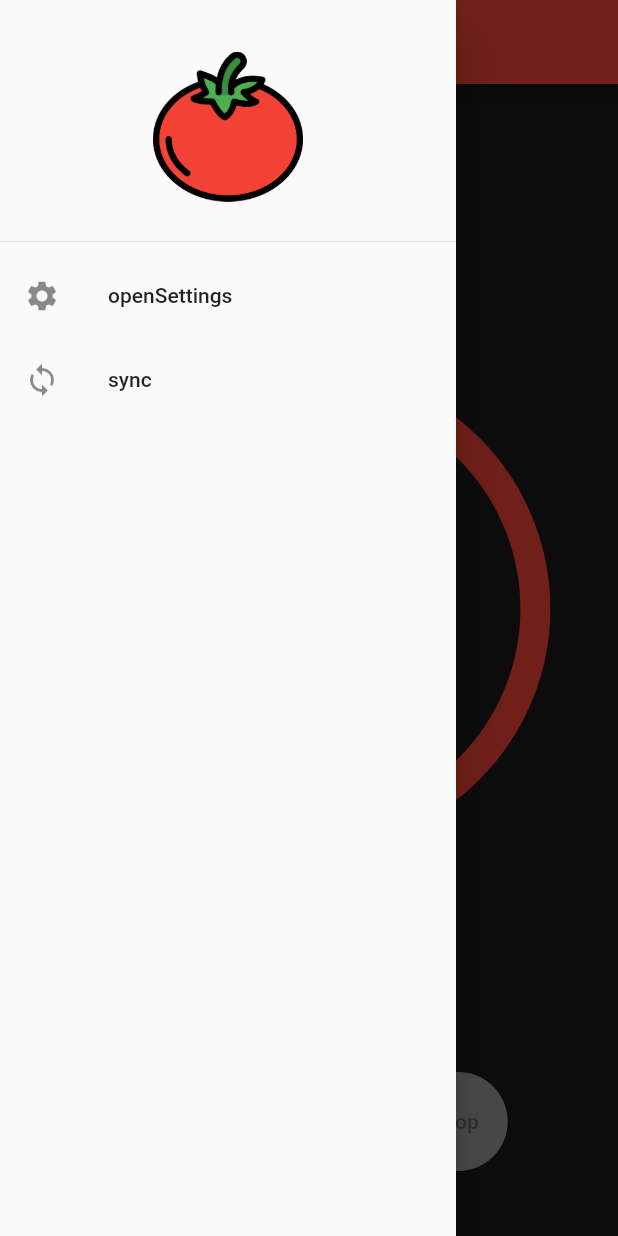
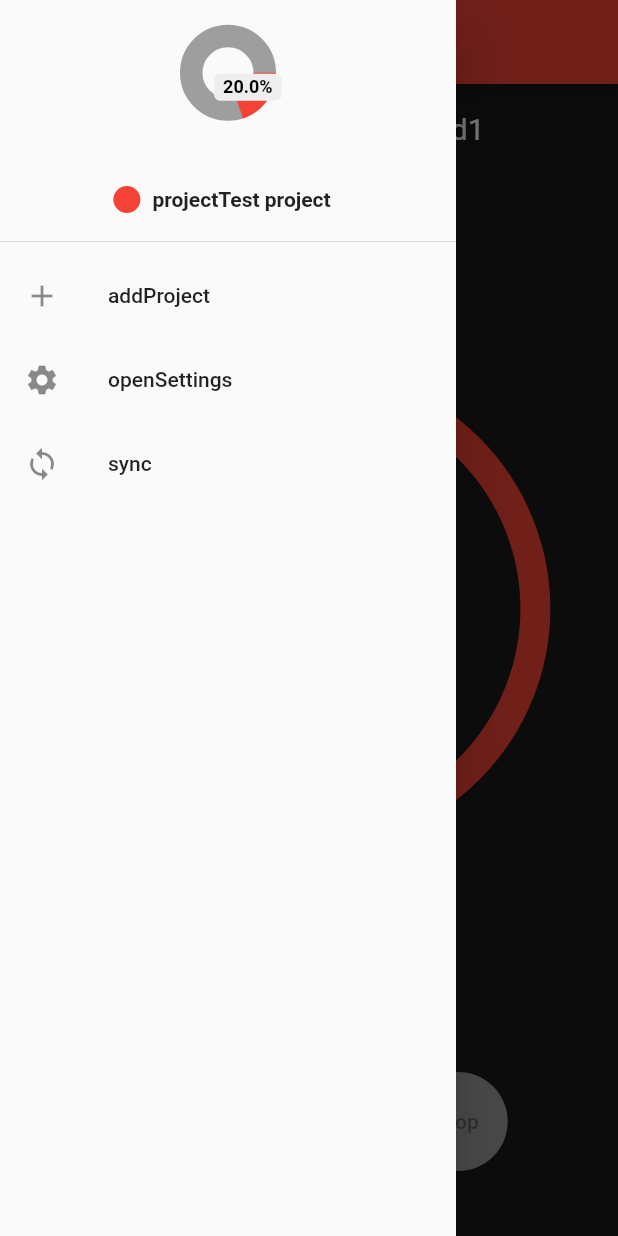
Before and after one commit to jelazi/pomodoro-countdown, a Flutter app: the screen it shows after launch, with the side drawer open, on a phone screen of 412 x 824 dp. Run offline on Flutter 3.47's test engine with Material 2 defaults, Android fonts, the phone set to English and light mode, and no system bars; drawn by our look-alikes of pie_chart; our stand-ins replace assets_audio_player, get, get_storage, logger, settings_ui; missing offline and left inert: pausable_timer.

Commit message:
WIP: add project in drawer

```diff
--- a/TODO.txt
+++ b/TODO.txt
@@ -2,5 +2,5 @@ TODO: notification in background - solution: https://stackoverflow.com/questions
 
 TODO: login
 TODO: setting turn of sounds
-TODO: change sounds
+TODO: custom sounds
 TODO: localize to eng
--- a/lib/controllers/projects_controller.dart
+++ b/lib/controllers/projects_controller.dart
@@ -1,3 +1,4 @@
+import 'package:get/get.dart';
 import 'package:get/get_state_manager/get_state_manager.dart';
 
 import '../models/project.dart';
@@ -7,7 +8,10 @@ class ProjectsController extends GetxController {
   Map<String, Project> projects = {};
   Duration scheduledTime = Duration();
   Project? currentProject;
-  ProjectsController();
+
+  ProjectsController() {
+    addTestProject();
+  }
   bool newProject(String nameProject, String ownerName,
       {Duration scheduledTime = const Duration()}) {
     if (projects.containsKey(nameProject)) return false;
@@ -22,4 +26,34 @@ class ProjectsController extends GetxController {
     projects[nameProject] = newProject;
     return true;
   }
+
+  addTestProject() {
+    Project testProject = Project(nameProject: 'Test project', owner: 'me');
+    testProject.scheduledTime = Duration(minutes: 50);
+    testProject.elapsedTime = Duration(minutes: 10);
+    projects[testProject.nameProject] = testProject;
+    currentProject = testProject;
+  }
+
+  RxString get currentProjectName {
+    if (currentProject != null) {
+      return ('project'.tr + currentProject!.nameProject).obs;
+    }
+    String emptyProject = 'emptyProject'.tr;
+    return RxString(emptyProject);
+  }
+
+  RxDouble get currentProjectTotalValue {
+    if (currentProject != null) {
+      return (currentProject!.scheduledTime.inMinutes.toDouble()).obs;
+    }
+    return 20.0.obs;
+  }
+
+  RxDouble get currentProjectElaspsedValue {
+    if (currentProject != null) {
+      return (currentProject!.elapsedTime.inMinutes.toDouble()).obs;
+    }
+    return 0.0.obs;
+  }
 }
--- a/lib/others/languages.dart
+++ b/lib/others/languages.dart
@@ -18,7 +18,7 @@ class Languages extends Translations {
           'It is time for rest.': 'Je čas na přestávku.',
           'openSettings': 'Nastavení',
           'sync': 'Synchronizace',
-          'Current Round: ': 'Právě probíhá: ',
+          'round': 'Kolo: ',
           'settingsScreen': 'Nastavení: ',
           'owner': 'Majitel',
           'nameOwner': 'Jméno: ',
@@ -57,6 +57,9 @@ class Languages extends Translations {
               'Časové rozpětí na ukončenou práci',
           'durationPeriodFinishedWarningHint': 'Změňte rozpětí varování',
           'Pomodoro countdown': 'Pomodoro časovač',
+          'emptyProject': 'Bez projektu, ',
+          'addProject': 'Přidat projekt',
+          'project': 'Projekt: '
         },
         'en_US': {
           'start': '',
--- a/lib/view/items/pomodoro_drawer.dart
+++ b/lib/view/items/pomodoro_drawer.dart
@@ -1,15 +1,27 @@
 import 'package:flutter/material.dart';
 import 'package:get/get.dart';
-import 'package:pomodoro_countdown/view/screens/settings_screen.dart';
+import 'package:pie_chart/pie_chart.dart';
+import '../../controllers/projects_controller.dart';
+import '../screens/settings_screen.dart';
 
 class PomodoroDrawer extends StatefulWidget {
-  PomodoroDrawer({Key? key}) : super(key: key);
+  PomodoroDrawer() {
+    dataMap[_projectsController.currentProjectName.value] =
+        _projectsController.currentProjectElaspsedValue.value;
+  }
+  final ProjectsController _projectsController = Get.find();
+
+  var dataMap = <String, double>{};
 
   @override
   State<PomodoroDrawer> createState() => _PomodoroDrawerState();
 }
 
 class _PomodoroDrawerState extends State<PomodoroDrawer> {
+  final colorList = <Color>[
+    Colors.red,
+  ];
+
   @override
   Widget build(BuildContext context) {
     return Drawer(
@@ -17,8 +29,36 @@ class _PomodoroDrawerState extends State<PomodoroDrawer> {
         // Important: Remove any padding from the ListView.
         padding: EdgeInsets.zero,
         children: [
-          const DrawerHeader(
+          DrawerHeader(
             decoration: BoxDecoration(),
+            child: Stack(
+              children: [
+                Visibility(
+                  visible: widget._projectsController.currentProject != null,
+                  child: Center(
+                    child: SizedBox(
+                      width: 200,
+                      height: 200,
+                      child: PieChart(
+                        ringStrokeWidth: 15,
+                        dataMap: widget.dataMap,
+                        chartType: ChartType.ring,
+                        baseChartColor: Colors.grey,
+                        colorList: colorList,
+                        chartValuesOptions: ChartValuesOptions(
+                          showChartValuesInPercentage: true,
+                        ),
+                        emptyColor: Colors.black,
+                        totalValue: widget
+                            ._projectsController.currentProjectTotalValue.value,
+                        legendOptions: LegendOptions(
+                            legendPosition: LegendPosition.bottom),
+                      ),
+                    ),
+                  ),
+                ),
+                Visibility(
+                  visible: widget._projectsController.currentProject == null,
                   child: Center(
                     child: SizedBox(
                       width: 100,
@@ -28,6 +68,17 @@ class _PomodoroDrawerState extends State<PomodoroDrawer> {
                       ),
                     ),
                   ),
+                ),
+              ],
+            ),
+          ),
+          ListTile(
+            title: Text('addProject'.tr),
+            leading: const Icon(Icons.add),
+            onTap: () {
+              Navigator.pop(context);
+              if (widget._projectsController.currentProject == null) {}
+            },
           ),
           ListTile(
             title: Text('openSettings'.tr),
--- a/lib/view/screens/main_screen.dart
+++ b/lib/view/screens/main_screen.dart
@@ -1,8 +1,9 @@
 import 'package:flutter/material.dart';
 import 'package:get/get.dart';
-import 'package:pomodoro_countdown/controllers/countdown_controller.dart';
-import 'package:pomodoro_countdown/view/buttons/start_stop_group_buttons.dart';
-import 'package:pomodoro_countdown/view/items/tomato_icon.dart';
+import '../../controllers/countdown_controller.dart';
+import '../../controllers/projects_controller.dart';
+import '../buttons/start_stop_group_buttons.dart';
+import '../items/tomato_icon.dart';
 
 class MainScreen extends StatefulWidget {
   MainScreen();
@@ -13,6 +14,7 @@ class MainScreen extends StatefulWidget {
 
 class _MainScreenState extends State<MainScreen> with TickerProviderStateMixin {
   final CountDownController _countDownController = Get.find();
+  final ProjectsController _projectsController = Get.find();
 
   @override
   void initState() {
@@ -42,7 +44,9 @@ class _MainScreenState extends State<MainScreen> with TickerProviderStateMixin {
                             padding: const EdgeInsets.all(10.0),
                             child: Obx(
                               () => Text(
-                                "Current Round: ".tr +
+                                _projectsController.currentProjectName.value +
+                                    ' ' +
+                                    "round".tr +
                                     (_countDownController
                                                 .currentRoundNumber.value +
                                             1)
--- a/pubspec.yaml
+++ b/pubspec.yaml
@@ -45,6 +45,7 @@ dependencies:
   json_annotation: ^4.4.0
   build_runner: ^2.1.8
   get_storage: ^2.0.3
+  pie_chart: ^5.3.0
 
 dev_dependencies:
   flutter_test:
```
Also changed, not shown: pubspec.lock. Lines whose indentation alone changed are shown as unchanged.
